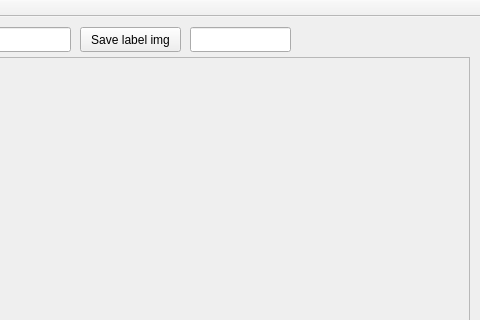
nattaon/Visualize_floorplan, file mainwindow.ui: the form before one commit; both pictures show x 520 to 1000 and y 0 to 320 of the 1000 by 600 pixel window.
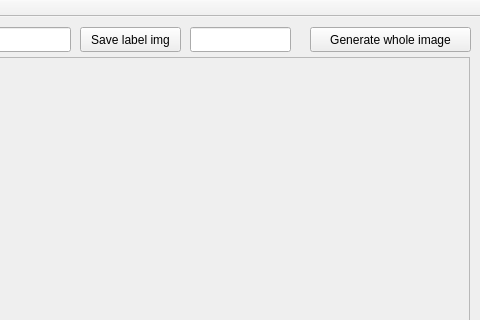
The form after the commit.

Commit message: add auto generate function

The edit to the form file:
```diff
--- a/mainwindow.ui
+++ b/mainwindow.ui
@@ -202,6 +202,19 @@
      </rect>
     </property>
    </widget>
+   <widget class="QPushButton" name="Button_saveviz_2">
+    <property name="geometry">
+     <rect>
+      <x>830</x>
+      <y>10</y>
+      <width>161</width>
+      <height>25</height>
+     </rect>
+    </property>
+    <property name="text">
+     <string>Generate whole image</string>
+    </property>
+   </widget>
   </widget>
   <widget class="QMenuBar" name="menuBar">
    <property name="geometry">
```
The commit also changes 2 other files.
